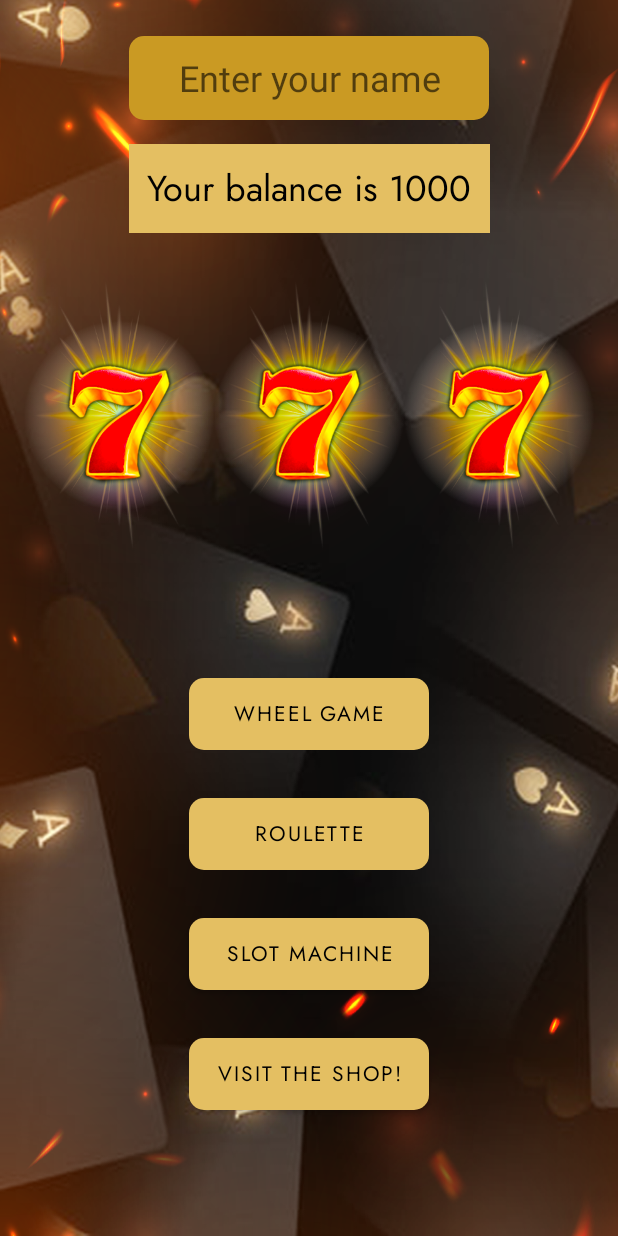
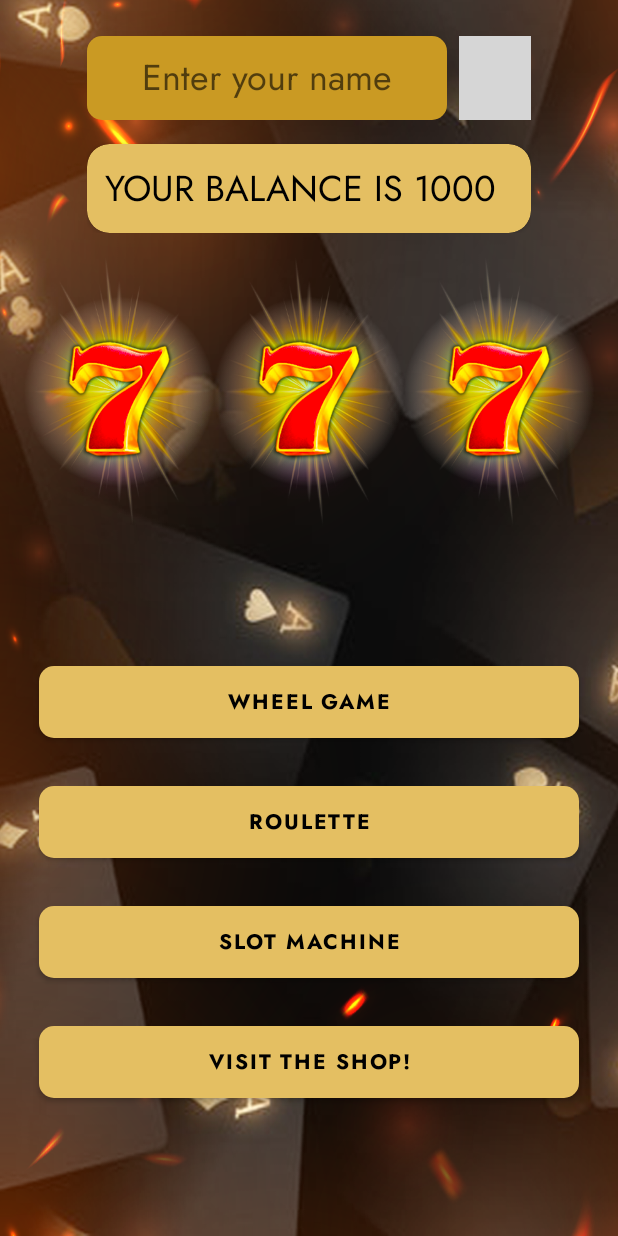
Before and after one commit to marinaMobile/MiraculousSpike, an Android app: the RegAct screen opened directly, with no data from a screen before it, on a phone screen of 412 x 824 dp. Run offline under Robolectric (Android 15) with nearby library versions, the phone set to English and light mode, and no system bars; libraries missing offline, so code that uses them is left out: com.my.tracker, com.onesignal, com.qonversion.android; grey boxes are pictures that could not be loaded.

Commit message:
Added common balance and inapp products increasing it on purchase

```diff
--- a/app/src/main/java/com/aqupepgames/projectp/AppClass.kt
+++ b/app/src/main/java/com/aqupepgames/projectp/AppClass.kt
@@ -25,6 +25,7 @@ class AppClass :Application(){
 
     companion object{
         var TOTAL_BALANCE = 1000
+        var USER_NAME: String? = "null"
     }
 
 
--- a/app/src/main/java/com/aqupepgames/projectp/four/acti/RegAct.kt
+++ b/app/src/main/java/com/aqupepgames/projectp/four/acti/RegAct.kt
@@ -3,7 +3,10 @@ package com.aqupepgames.projectp.four.acti
 import android.content.Intent
 import androidx.appcompat.app.AppCompatActivity
 import android.os.Bundle
+import android.text.TextUtils
+import android.widget.Toast
 import com.aqupepgames.projectp.AppClass
+import com.aqupepgames.projectp.AppClass.Companion.USER_NAME
 import com.aqupepgames.projectp.R
 import com.aqupepgames.projectp.databinding.ActivityRegBinding
 import com.aqupepgames.projectp.four.inapps.ProductListing
@@ -22,6 +25,44 @@ class RegAct : AppCompatActivity() {
         val totalBalanceSP = getSharedPreferences("TOTAL_BAL_SP", MODE_PRIVATE)
         var tBalanceMain: Int? = totalBalanceSP.getInt(AppClass.TOTAL_BALANCE.toString(), 0)
 
+//        val user = getSharedPreferences("UserName", MODE_PRIVATE)
+//        val userName = user.getString("userName", "null")
+//        val namename = binding.nameText
+
+        val goodBtn = binding.goodBtn
+        goodBtn.setOnClickListener {
+           if(binding.nameText.text.toString() != ""){
+               binding.nameText.keyListener = null
+           } else {
+               Toast.makeText(this, "Please input your name, player!", Toast.LENGTH_SHORT).show()
+           }
+        }
+
+
+//        var nameStr = namename.text.toString()
+//
+//        if(userName != "null") {
+//            nameStr = userName.toString()
+//            goodBtn.isClickable = false
+//        }
+
+//        goodBtn.setOnClickListener {
+//            if(TextUtils.isEmpty(nameStr)|| nameStr == "null") {
+//                namename.error = "This field is empty or null"
+//                binding.oneBtn.isClickable = false
+//                binding.twoBtn.isClickable = false
+//                binding.threeBtn.isClickable = false
+//                binding.shopBtn.isClickable = false
+//            } else if (!TextUtils.isEmpty(nameStr)) {
+//                binding.oneBtn.isClickable = true
+//                binding.twoBtn.isClickable = true
+//                binding.threeBtn.isClickable = true
+//                binding.shopBtn.isClickable = true
+//
+//                user.edit().putString("userName", nameStr).apply()
+//
+//            }
+//        }
 
 
         binding.totalBalanceMain.text = "Your balance is ${tBalanceMain.toString()}"
--- a/app/src/main/res/layout/activity_reg.xml
+++ b/app/src/main/res/layout/activity_reg.xml
@@ -17,17 +17,44 @@
         app:layout_constraintStart_toStartOf="parent">
 
 
+        <LinearLayout
+            android:layout_width="wrap_content"
+            android:layout_height="wrap_content"
+            android:layout_marginTop="24dp"
+            android:orientation="horizontal">
     <EditText
         android:id="@+id/nameText"
         android:layout_width="240dp"
         android:layout_height="56dp"
-android:layout_gravity="center"
-        android:layout_marginTop="24dp"
+        android:layout_gravity="center"
+        android:fontFamily="@font/jost_variable"
         android:background="@drawable/mybtn"
         android:textSize="24sp"
         android:gravity="center"
         android:hint="Enter your name"
+        android:inputType="text"
         android:textColor="@color/black" />
+
+            <ImageButton
+                android:id="@+id/goodBtn"
+                android:layout_weight="1"
+                android:layout_gravity="center"
+                android:layout_width="48dp"
+                android:layout_marginStart="8dp"
+                android:layout_height="match_parent"
+                android:backgroundTint="@color/black"
+                android:src="@drawable/ic_baseline_check_24"/>
+
+        </LinearLayout>
+
+
+        <androidx.cardview.widget.CardView
+            android:layout_width="match_parent"
+            android:layout_height="wrap_content"
+            android:layout_gravity="center"
+            android:backgroundTint="@color/item_clr_sec"
+            android:layout_marginTop="16dp"
+            app:cardCornerRadius="15dp">
 
         <TextView
             android:id="@+id/totalBalanceMain"
@@ -36,15 +63,16 @@ android:layout_gravity="center"
             app:layout_constraintTop_toBottomOf="@id/nameText"
             app:layout_constraintStart_toStartOf="parent"
             app:layout_constraintEnd_toEndOf="parent"
-            android:background="@color/item_clr_sec"
             android:text="Your total balance is: "
+            android:textAllCaps="true"
             android:padding="12dp"
             android:fontFamily="@font/jost_variable"
             android:textSize="24sp"
             android:textColor="@color/black"
-            android:layout_margin="16dp"
             android:gravity="center"
             />
+
+        </androidx.cardview.widget.CardView>
     </LinearLayout>
 
     <LinearLayout
@@ -93,40 +121,40 @@ android:layout_gravity="center"
 
         <Button
             android:id="@+id/oneBtn"
-            android:layout_width="160dp"
+            android:layout_width="360dp"
             android:layout_height="48dp"
             android:layout_margin="16dp"
             android:background="@drawable/mybtn"
-            android:fontFamily="@font/jost_variable"
+            android:fontFamily="@font/jost_bold"
             android:text="Wheel Game"
             android:textColor="@color/black" />
 
         <Button
             android:id="@+id/threeBtn"
-            android:layout_width="160dp"
+            android:layout_width="360dp"
             android:layout_height="48dp"
             android:layout_margin="16dp"
             android:background="@drawable/mybtn"
-            android:fontFamily="@font/jost_variable"
+            android:fontFamily="@font/jost_bold"
             android:text="Roulette"
             android:textColor="@color/black" />
 
 
         <Button
             android:id="@+id/twoBtn"
-            android:layout_width="160dp"
+            android:layout_width="360dp"
             android:layout_height="48dp"
             android:layout_margin="16dp"
             android:background="@drawable/mybtn"
-            android:fontFamily="@font/jost_variable"
+            android:fontFamily="@font/jost_bold"
             android:text="Slot Machine"
             android:textColor="@color/black" />
         <Button
             android:id="@+id/shopBtn"
-            android:layout_width="160dp"
+            android:layout_width="360dp"
             android:layout_height="48dp"
             android:layout_margin="16dp"
-            android:fontFamily="@font/jost_variable"
+            android:fontFamily="@font/jost_bold"
             android:textColor="@color/black"
             android:text="Visit the shop!"
             android:layout_weight="1"
--- a/app/src/main/res/layout/activity_three_game.xml
+++ b/app/src/main/res/layout/activity_three_game.xml
@@ -129,7 +129,7 @@
         android:id="@+id/tv_sec_balance"
         android:layout_width="wrap_content"
         android:layout_height="wrap_content"
-        android:text="Balance : 1000"
+        android:text="1000"
         android:includeFontPadding="false"
         android:fontFamily="@font/jost_bold"
         android:textStyle="bold"
```
Also changed, not shown: app/src/main/java/com/aqupepgames/projectp/one/PlayGaaaameFragment.kt (+4 -4 lines), app/src/main/java/com/aqupepgames/projectp/two/ThreeGame.kt (+18 -18 lines).
